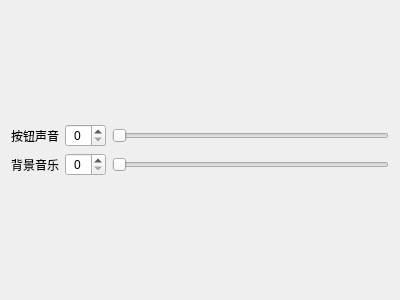
Before: the Qt Designer form src/ui/components/gameSoundSetting.ui in CodingRookie98/Sudoku-Solo, drawn with Qt 5.
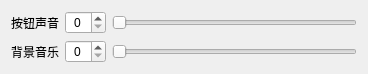
After: the same form once the commit is applied.

Commit message: feat(GameSettingWidget.ui gameSoundSetting.ui): Modify some ui styles

```diff
--- a/src/ui/components/gameSoundSetting.ui
+++ b/src/ui/components/gameSoundSetting.ui
@@ -6,8 +6,8 @@
    <rect>
     <x>0</x>
     <y>0</y>
-    <width>400</width>
-    <height>300</height>
+    <width>368</width>
+    <height>68</height>
    </rect>
   </property>
   <property name="windowTitle">
```
The commit also changes 1 other file.
